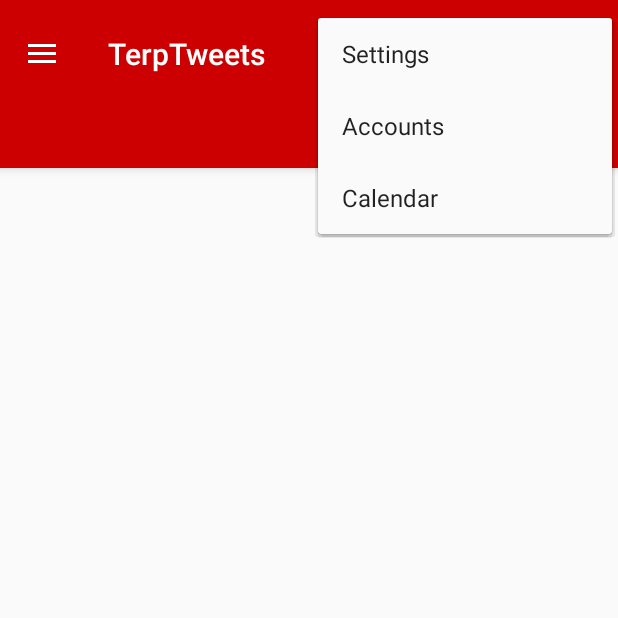
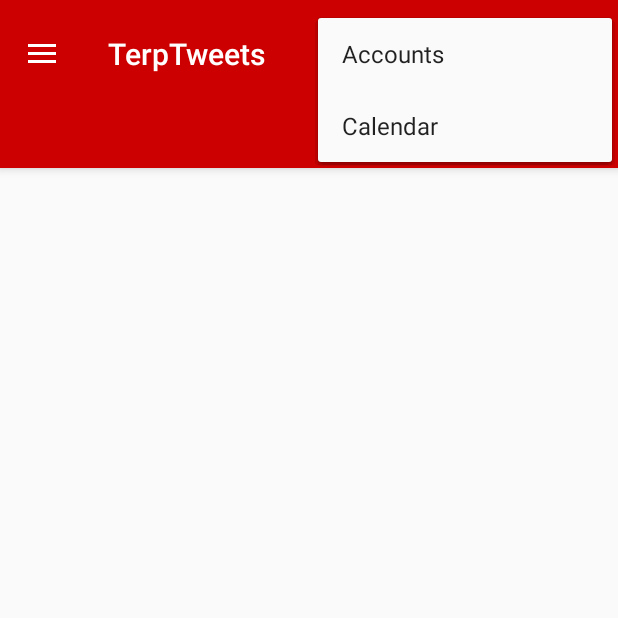
Before and after one commit to pprakash7/TerpTweet, an Android app: the MainActivity screen opened directly, with no data from a screen before it, with the options menu open, on a phone screen of 412 x 824 dp, the top half of it. Run offline under Robolectric (Android 15) with nearby library versions, the phone set to English and light mode, and no system bars; libraries missing offline, so code that uses them is left out: com.twitter.sdk, io.fabric.sdk; 28 statements that could not run were skipped.

Commit message:
remove settings page from the menu

```diff
--- a/app/src/main/res/menu/menu_main.xml
+++ b/app/src/main/res/menu/menu_main.xml
@@ -2,11 +2,6 @@
     xmlns:app="http://schemas.android.com/apk/res-auto"
     xmlns:tools="http://schemas.android.com/tools"
     tools:context="com.example.cmsc436.exampletabs.MainActivity">
-    <item
-        android:id="@+id/action_settings"
-        android:orderInCategory="100"
-        android:title="@string/action_settings"
-        app:showAsAction="never" />
     <item
         android:id="@+id/accounts"
         android:orderInCategory="100"
```
Also changed, not shown: app/src/main/java/com/example/cmsc436/exampletabs/MainActivity.java (+1 -7 lines).
